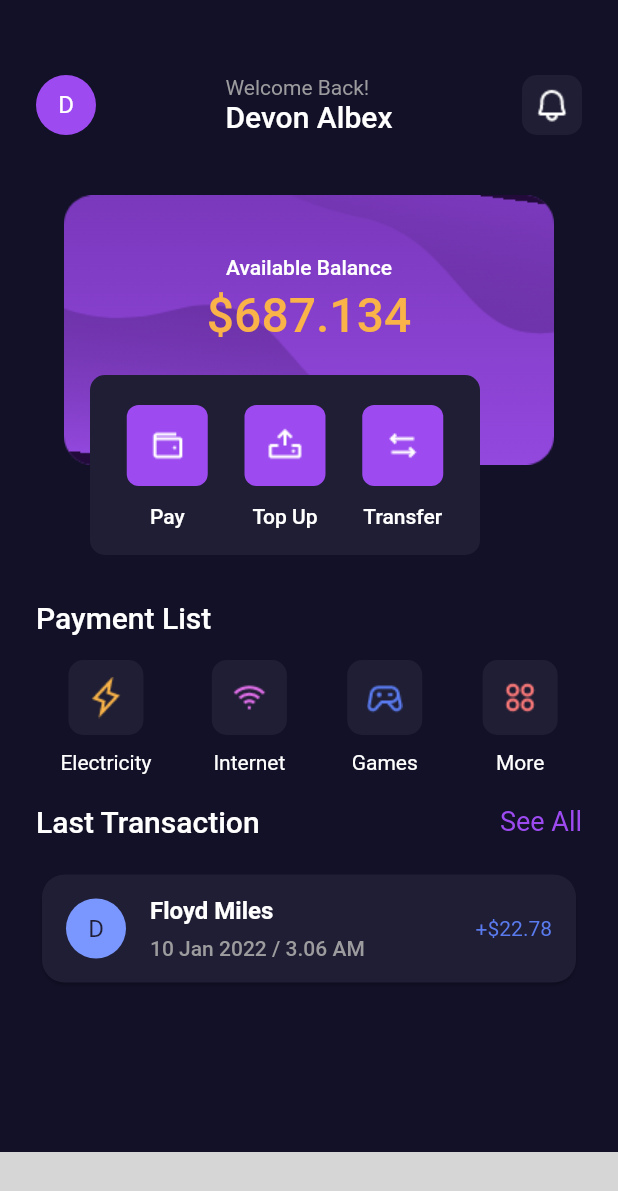
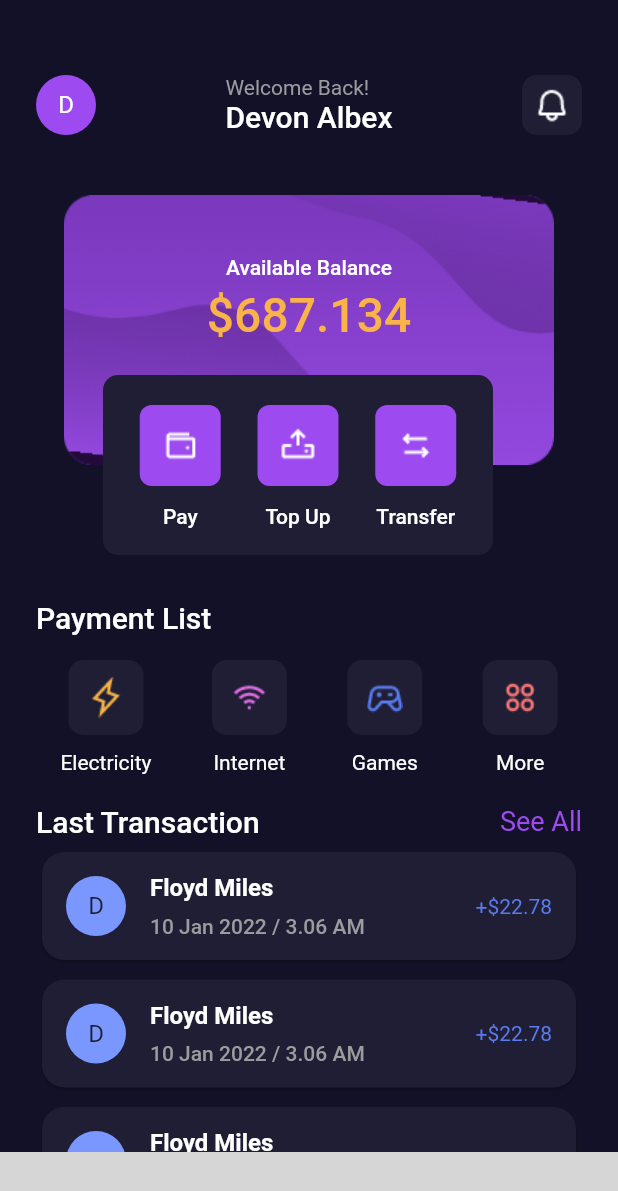
Before and after one commit to burakJs/Flutter-Pockeet, a Flutter app: the screen it shows after launch, on a phone screen of 412 x 824 dp. Shown: the top 1191 px of the screen. Run offline on Flutter 3.47's test engine with Material 2 defaults, Android fonts, the phone set to English and light mode, and no system bars; our stand-ins replace bloc, cloud_firestore, easy_localization, firebase_auth, firebase_core, flutter_bloc and 1 more; missing offline and left inert: fluid_bottom_nav_bar, kartal; accounts and stored records are empty; grey boxes are pictures that could not be loaded.

Commit message:
feat refactor-home-view

```diff
--- a/lib/feature/homepage/home_view.dart
+++ b/lib/feature/homepage/home_view.dart
@@ -3,8 +3,10 @@ import 'package:flutter/material.dart';
 import 'package:pockeet/core/constants/color_constants.dart';
 import 'package:pockeet/core/constants/image_constants.dart';
 import 'package:pockeet/core/init/lang/locale_keys.g.dart';
+import 'package:pockeet/feature/product/widget/home_list_tile.dart';
 import 'package:pockeet/feature/product/widget/pay_top_transfer_button.dart';
 import 'package:pockeet/feature/product/widget/payment_list_button.dart';
+import 'package:pockeet/product/models/transaction_model.dart';
 
 class HomeView extends StatelessWidget {
   HomeView({Key? key}) : super(key: key);
@@ -106,7 +108,7 @@ class HomeView extends StatelessWidget {
                     ),
                   ),
                   Positioned(
-                    left: 60,
+                    left: MediaQuery.of(context).size.width / 6,
                     top: 130,
                     child: Container(
                       width: 260,
@@ -196,47 +198,9 @@ class HomeView extends StatelessWidget {
                   ],
                 ),
               ),
-              const SizedBox(
-                height: 20,
-              ),
-              Padding(
-                padding: const EdgeInsets.symmetric(horizontal: 24.0),
-                child: Card(
-                  shape: const RoundedRectangleBorder(
-                      borderRadius: BorderRadius.all(Radius.circular(15))),
-                  color: colors.blackCardBackgroundColor,
-                  child: ListTile(
-                    leading: const CircleAvatar(
-                      backgroundColor: Color(0xFF7997ff),
-                      child: Center(
-                        child: Text(
-                          "D",
-                          style: TextStyle(color: Color(0xFF1f1e34)),
-                        ),
-                      ),
-                    ),
-                    title: Padding(
-                      padding: const EdgeInsets.only(bottom: 8.0),
-                      child: Text(
-                        "Floyd Miles",
-                        style: TextStyle(
-                            color: colors.whiteColor,
-                            fontWeight: FontWeight.w600),
-                      ),
-                    ),
-                    subtitle: const Text(
-                      "10 Jan 2022 / 3.06 AM",
-                      style: TextStyle(
-                          color: Color(0xFF9c9b9e),
-                          fontWeight: FontWeight.w500),
-                    ),
-                    trailing: Text(
-                      "+\$22.78",
-                      style: TextStyle(color: colors.darkBlueColor),
-                    ),
-                  ),
-                ),
-              ),
+              HomeListTile(colors: colors),
+              HomeListTile(colors: colors),
+              HomeListTile(colors: colors),
             ],
           ),
         ),
```
